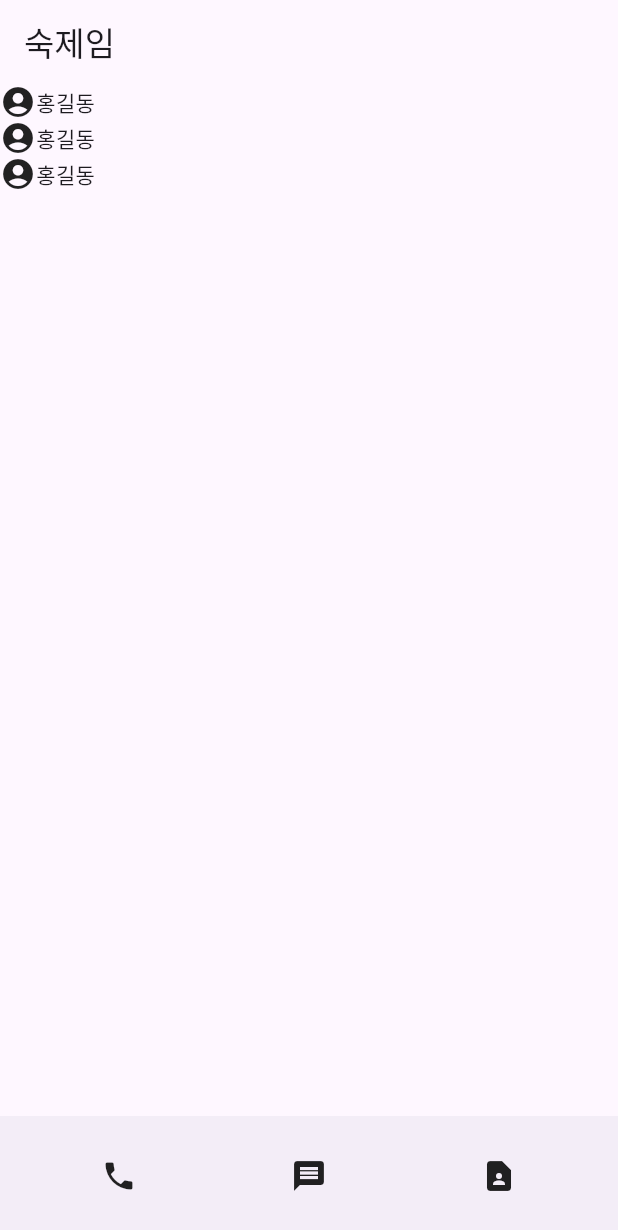
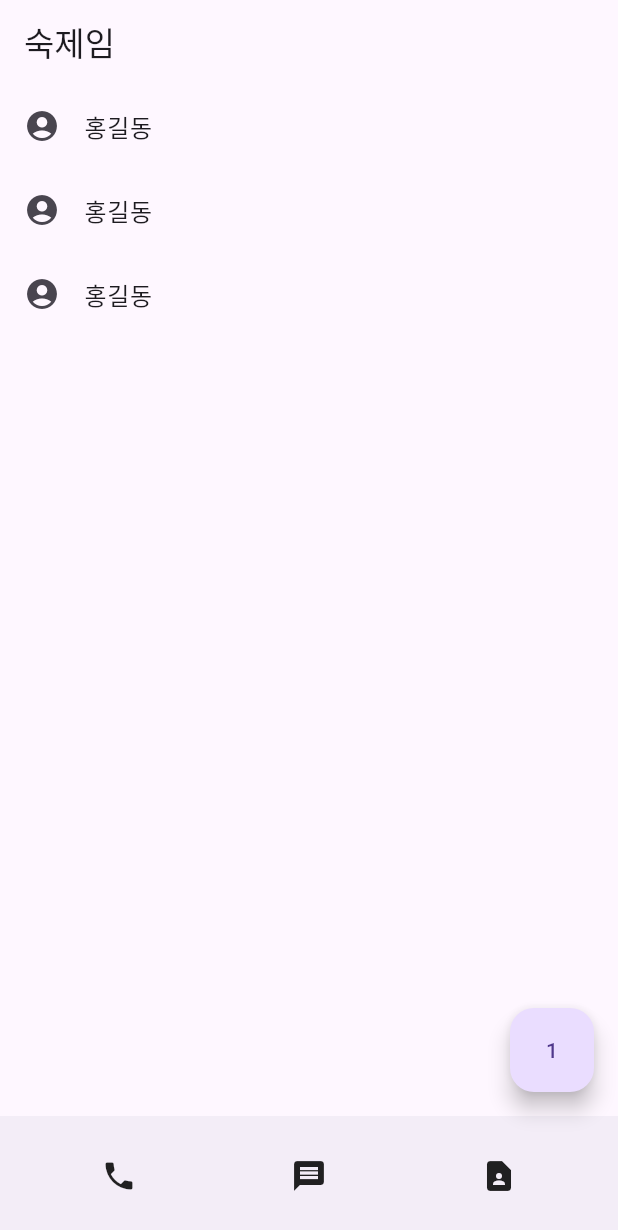
Before and after one commit to DeclanRoh/Flutter, a Flutter app: the screen it shows after launch, on a phone screen of 412 x 824 dp. Shown: the top 1230 px of the screen. Run offline on Flutter 3.47's test engine with Material 3 defaults, Android fonts, the phone set to English and light mode, and no system bars.

Commit message:
FloatingActionButton

```diff
--- a/lib/main.dart
+++ b/lib/main.dart
@@ -1,7 +1,7 @@
 import 'package:flutter/material.dart';
 
 void main() {
-  runApp(const MyApp());
+  runApp(MyApp());
 }
 
 /* 레이아웃 혼자서도 잘짜는 법
@@ -16,22 +16,29 @@ var a = SizedBox(
 );
 
 class MyApp extends StatelessWidget {
-  const MyApp({super.key});
+  MyApp({super.key});
+
+  var a = 1;
 
   @override
   Widget build(BuildContext context) {
     return MaterialApp(
         home: Scaffold(
+          floatingActionButton: FloatingActionButton(
+            child: Text(a.toString()),
+            onPressed: (){
+              a++;
+            },
+          ),
           appBar: AppBar(
             automaticallyImplyLeading: false,
             title: const Text('숙제임')
           ),
-          body: ListView(
-            children: [
-              ContactItem(),
-              ContactItem(),
-              ContactItem(),
-            ],
+          body: ListView.builder(
+            itemCount: 3,
+            itemBuilder: (c, i){
+              return ContactItem();
+            },
           ),
           bottomNavigationBar: CustomBottomAppBar(),
         ),
@@ -58,30 +65,14 @@ class CustomBottomAppBar extends StatelessWidget {
   }
 }
 
-
 class ContactItem extends StatelessWidget {
   const ContactItem({super.key});
 
   @override
   Widget build(BuildContext context) {
-    return Row(
-      mainAxisAlignment: MainAxisAlignment.start,
-      children: [
-        Icon(Icons.account_circle),
-        Text('홍길동'),
-      ],
+    return ListTile(
+            leading: Icon(Icons.account_circle),
+            title: Text('홍길동')
     );
   }
 }
-
-
-class ShopItem extends StatelessWidget {
-  const ShopItem({super.key});
-
-  @override
-  Widget build(BuildContext context) {
-    return SizedBox(
-      child: Text('안녕'),
-    );
-  }
-}
```
